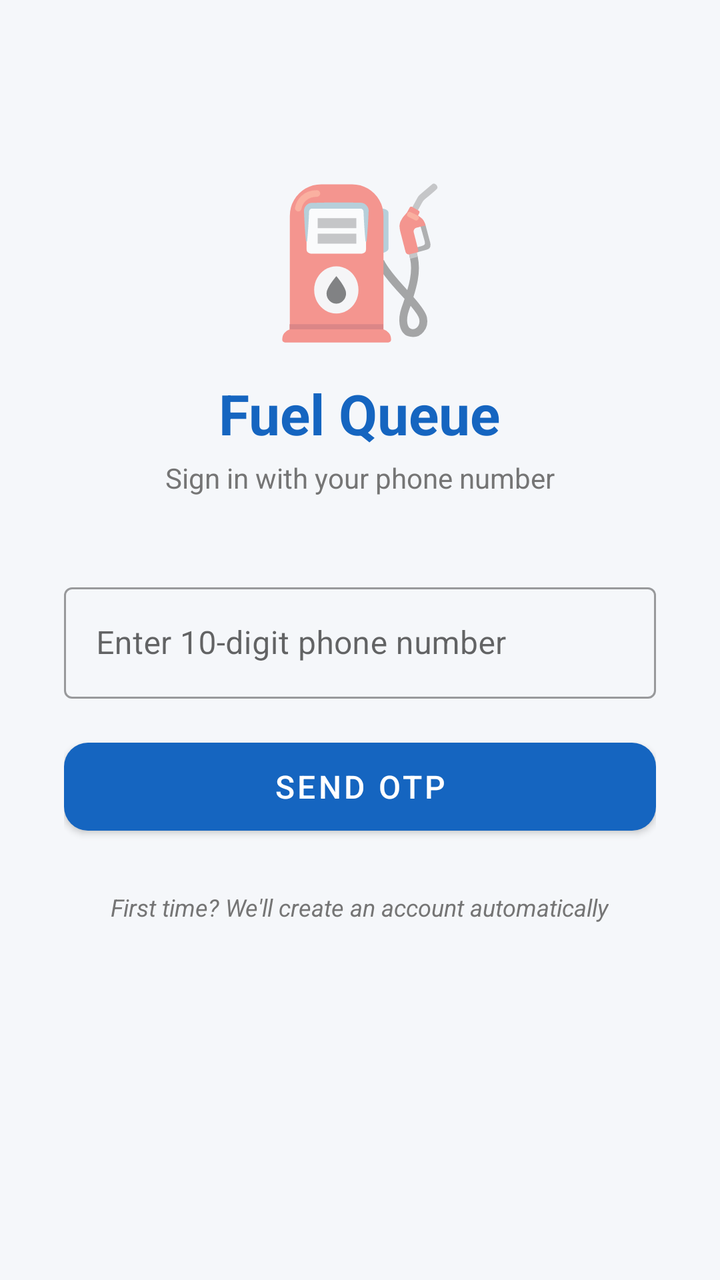
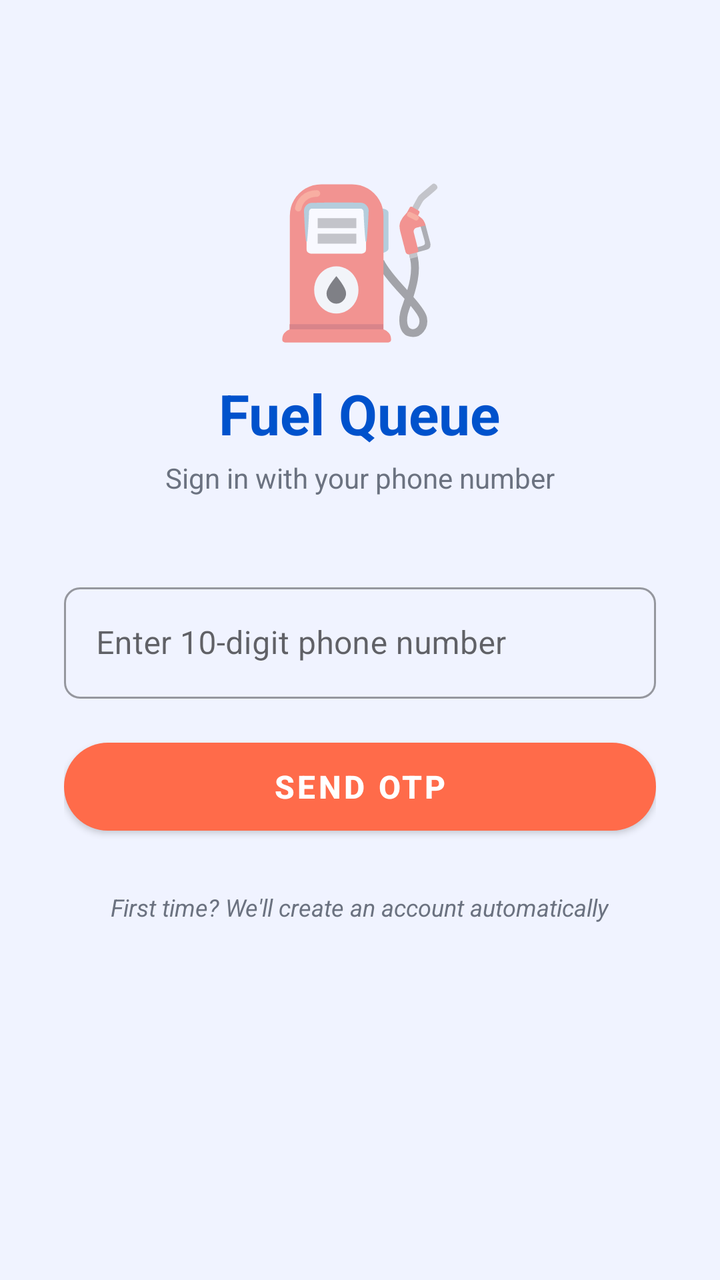

Before-and-after screenshots of an Android layout around one commit, followed by the original layout XML and the change that was made.
<!-- AndroidManifest.xml: application theme Theme.FuelQueue -->
<!-- res/layout/fragment_login.xml -->
<?xml version="1.0" encoding="utf-8"?>
<ScrollView xmlns:android="http://schemas.android.com/apk/res/android"
    xmlns:app="http://schemas.android.com/apk/res-auto"
    android:layout_width="match_parent"
    android:layout_height="match_parent"
    android:background="@color/background"
    android:fillViewport="true">

    <LinearLayout
        android:layout_width="match_parent"
        android:layout_height="wrap_content"
        android:gravity="center_horizontal"
        android:orientation="vertical"
        android:padding="32dp">

        
        <TextView
            android:layout_width="wrap_content"
            android:layout_height="wrap_content"
            android:layout_marginTop="48dp"
            android:text="⛽"
            android:textSize="72sp" />

        <TextView
            android:layout_width="wrap_content"
            android:layout_height="wrap_content"
            android:layout_marginTop="12dp"
            android:text="Fuel Queue"
            android:textColor="@color/colorPrimary"
            android:textSize="28sp"
            android:textStyle="bold" />

        <TextView
            android:layout_width="wrap_content"
            android:layout_height="wrap_content"
            android:layout_marginTop="4dp"
            android:layout_marginBottom="40dp"
            android:text="Sign in with your phone number"
            android:textColor="@color/text_secondary"
            android:textSize="14sp" />

        
        <com.google.android.material.textfield.TextInputLayout
            android:layout_width="match_parent"
            android:layout_height="wrap_content"
            android:layout_marginBottom="16dp"
            android:hint="Enter 10-digit phone number"
            style="@style/Widget.MaterialComponents.TextInputLayout.OutlinedBox">

            <com.google.android.material.textfield.TextInputEditText
                android:id="@+id/et_phone_number"
                android:layout_width="match_parent"
                android:layout_height="wrap_content"
                android:inputType="phone"
                android:imeOptions="actionNext" />
        </com.google.android.material.textfield.TextInputLayout>

        
        <com.google.android.material.button.MaterialButton
            android:id="@+id/btn_send_otp"
            android:layout_width="match_parent"
            android:layout_height="56dp"
            android:text="Send OTP"
            android:textSize="16sp"
            app:cornerRadius="12dp" />

        
        <LinearLayout
            android:id="@+id/otp_section"
            android:layout_width="match_parent"
            android:layout_height="wrap_content"
            android:orientation="vertical"
            android:layout_marginTop="24dp"
            android:visibility="gone">

            <TextView
                android:layout_width="wrap_content"
                android:layout_height="wrap_content"
                android:text="Enter OTP sent to your phone"
                android:textColor="@color/text_secondary"
                android:textSize="13sp"
                android:layout_marginBottom="12dp" />

            
            <com.google.android.material.textfield.TextInputLayout
                android:layout_width="match_parent"
                android:layout_height="wrap_content"
                android:layout_marginBottom="16dp"
                android:hint="Enter 6-digit OTP"
                style="@style/Widget.MaterialComponents.TextInputLayout.OutlinedBox">

                <com.google.android.material.textfield.TextInputEditText
                    android:id="@+id/et_otp"
                    android:layout_width="match_parent"
                    android:layout_height="wrap_content"
                    android:inputType="number"
                    android:maxLength="6"
                    android:imeOptions="actionDone"
                    android:textAlignment="center"
                    android:textSize="20sp"
                    android:letterSpacing="0.1" />
            </com.google.android.material.textfield.TextInputLayout>

            
            <TextView
                android:id="@+id/tv_otp_timer"
                android:layout_width="wrap_content"
                android:layout_height="wrap_content"
                android:text="OTP expires in 10:00"
                android:textColor="@color/colorPrimary"
                android:textSize="12sp"
                android:layout_marginBottom="16dp" />

            
            <com.google.android.material.button.MaterialButton
                android:id="@+id/btn_verify_otp"
                android:layout_width="match_parent"
                android:layout_height="56dp"
                android:text="Verify OTP"
                android:textSize="16sp"
                app:cornerRadius="12dp" />

            
            <com.google.android.material.button.MaterialButton
                android:id="@+id/btn_resend_otp"
                android:layout_width="match_parent"
                android:layout_height="48dp"
                android:layout_marginTop="12dp"
                android:text="Resend OTP"
                android:textSize="14sp"
                style="@style/Widget.MaterialComponents.Button.OutlinedButton"
                app:cornerRadius="8dp" />
        </LinearLayout>

        
        <ProgressBar
            android:id="@+id/progress_bar"
            android:layout_width="wrap_content"
            android:layout_height="wrap_content"
            android:layout_marginTop="12dp"
            android:visibility="gone" />

        
        <TextView
            android:id="@+id/tv_info_text"
            android:layout_width="wrap_content"
            android:layout_height="wrap_content"
            android:layout_marginTop="24dp"
            android:text="First time? We'll create an account automatically"
            android:textColor="@color/text_secondary"
            android:textSize="12sp"
            android:textStyle="italic" />

    </LinearLayout>
</ScrollView>
<!-- resources referenced by this layout -->
<resources>
  <color name="background">#F5F7FA</color>
  <color name="colorPrimary">#1565C0</color>
  <color name="text_secondary">#757575</color>
  <style name="Theme.FuelQueue" parent="Theme.MaterialComponents.DayNight.DarkActionBar">
          <item name="colorPrimary">@color/colorPrimary</item>
          <item name="colorPrimaryVariant">@color/colorPrimaryDark</item>
          <item name="colorSecondary">@color/colorAccent</item>
          <item name="android:statusBarColor">@color/colorPrimaryDark</item>
          <item name="windowActionBar">false</item>
          <item name="windowNoTitle">true</item>
      </style>
  <color name="colorPrimaryDark">#0D47A1</color>
  <color name="colorAccent">#FF6F00</color>
</resources>

<!-- the commit's change to res/layout/fragment_login.xml (unified diff, before → after) -->
@@ -62,7 +62,10 @@
             android:layout_height="56dp"
             android:text="Send OTP"
             android:textSize="16sp"
-            app:cornerRadius="12dp" />
+            android:textStyle="bold"
+            android:textColor="@color/white"
+            app:cornerRadius="28dp"
+            app:backgroundTint="@color/colorAccent" />
 
         
         <LinearLayout
@@ -111,25 +114,30 @@
                 android:textSize="12sp"
                 android:layout_marginBottom="16dp" />
 
-            
-            <com.google.android.material.button.MaterialButton
-                android:id="@+id/btn_verify_otp"
-                android:layout_width="match_parent"
-                android:layout_height="56dp"
-                android:text="Verify OTP"
-                android:textSize="16sp"
-                app:cornerRadius="12dp" />
+             
+             <com.google.android.material.button.MaterialButton
+                 android:id="@+id/btn_verify_otp"
+                 android:layout_width="match_parent"
+                 android:layout_height="56dp"
+                 android:text="Verify OTP"
+                 android:textSize="16sp"
+                 android:textStyle="bold"
+                 android:textColor="@color/white"
+                 app:cornerRadius="28dp"
+                 app:backgroundTint="@color/colorAccent" />
 
-            
-            <com.google.android.material.button.MaterialButton
-                android:id="@+id/btn_resend_otp"
-                android:layout_width="match_parent"
-                android:layout_height="48dp"
-                android:layout_marginTop="12dp"
-                android:text="Resend OTP"
-                android:textSize="14sp"
-                style="@style/Widget.MaterialComponents.Button.OutlinedButton"
-                app:cornerRadius="8dp" />
+             
+             <com.google.android.material.button.MaterialButton
+                 android:id="@+id/btn_resend_otp"
+                 android:layout_width="match_parent"
+                 android:layout_height="48dp"
+                 android:layout_marginTop="12dp"
+                 android:text="Resend OTP"
+                 android:textSize="14sp"
+                 style="@style/Widget.MaterialComponents.Button.OutlinedButton"
+                 app:cornerRadius="24dp"
+                 app:strokeColor="@color/colorPrimary"
+                 app:strokeWidth="2dp" />
         </LinearLayout>
 
         
<!-- resource entries referenced after the edit -->
@@ -1,17 +1,42 @@
 <!-- resources referenced by this layout -->
 <resources>
-  <color name="background">#F5F7FA</color>
-  <color name="colorPrimary">#1565C0</color>
-  <color name="text_secondary">#757575</color>
-  <style name="Theme.FuelQueue" parent="Theme.MaterialComponents.DayNight.DarkActionBar">
+  <color name="background">#F0F3FF</color>
+  <color name="colorPrimary">#0052CC</color>
+  <color name="text_secondary">#6B7280</color>
+  <color name="white">#FFFFFF</color>
+  <style name="Theme.FuelQueue" parent="Theme.MaterialComponents.DayNight.NoActionBar">
           <item name="colorPrimary">@color/colorPrimary</item>
           <item name="colorPrimaryVariant">@color/colorPrimaryDark</item>
           <item name="colorSecondary">@color/colorAccent</item>
-          <item name="android:statusBarColor">@color/colorPrimaryDark</item>
+          <item name="colorTertiary">@color/colorTeal</item>
+          <item name="android:colorBackground">@color/background</item>
+          <item name="android:statusBarColor">@color/colorPrimary</item>
+          <item name="android:windowBackground">@color/background</item>
+          <item name="android:textColorPrimary">@color/text_primary</item>
+          <item name="android:textColorSecondary">@color/text_secondary</item>
           <item name="windowActionBar">false</item>
           <item name="windowNoTitle">true</item>
+          <item name="windowActionBarOverlay">false</item>
+          
+          <item name="shapeAppearanceSmallComponent">@style/ShapeAppearance.FuelQueue.SmallComponent</item>
+          <item name="shapeAppearanceMediumComponent">@style/ShapeAppearance.FuelQueue.MediumComponent</item>
+          <item name="shapeAppearanceLargeComponent">@style/ShapeAppearance.FuelQueue.LargeComponent</item>
       </style>
-  <color name="colorPrimaryDark">#0D47A1</color>
-  <color name="colorAccent">#FF6F00</color>
+  <color name="colorPrimaryDark">#003A99</color>
+  <color name="colorTeal">#1DB584</color>
+  <color name="text_primary">#1A1A2E</color>
+  <style name="ShapeAppearance.FuelQueue.SmallComponent" parent="ShapeAppearance.MaterialComponents.SmallComponent">
+          <item name="cornerFamily">rounded</item>
+          <item name="cornerSize">8dp</item>
+      </style>
+  <style name="ShapeAppearance.FuelQueue.MediumComponent" parent="ShapeAppearance.MaterialComponents.MediumComponent">
+          <item name="cornerFamily">rounded</item>
+          <item name="cornerSize">12dp</item>
+      </style>
+  <style name="ShapeAppearance.FuelQueue.LargeComponent" parent="ShapeAppearance.MaterialComponents.LargeComponent">
+          <item name="cornerFamily">rounded</item>
+          <item name="cornerSize">28dp</item>
+      </style>
+  <color name="colorAccent">#FF6B4A</color>
 </resources>
 
